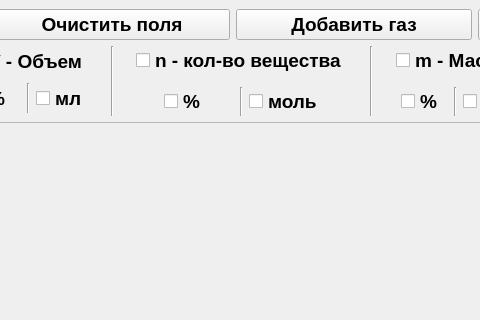
Qt form ui/base_qt_ui/ui_main_window.ui (I-m-good-man/Gas-calculator) before a commit; both pictures show x 257 to 737 and y 0 to 320 of the 980 by 503 pixel window.
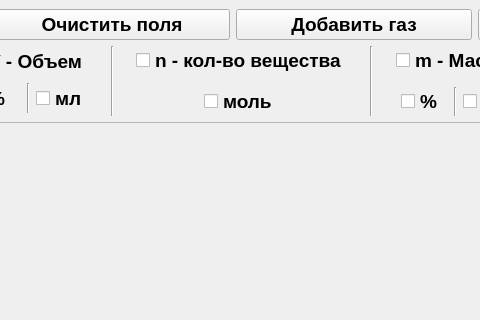
The same form after that commit.

Commit message: Delete percent from amount of substance

What changed in the file:
```diff
--- a/ui/base_qt_ui/ui_main_window.ui
+++ b/ui/base_qt_ui/ui_main_window.ui
@@ -226,27 +226,7 @@
         </item>
         <item>
          <layout class="QHBoxLayout" name="mass_units_choice_4">
-          <item alignment="Qt::AlignHCenter">
-           <widget class="QCheckBox" name="percent_checkbox_3">
-            <property name="maximumSize">
-             <size>
-              <width>16777215</width>
-              <height>30</height>
-             </size>
-            </property>
-            <property name="text">
-             <string>%</string>
-            </property>
-           </widget>
-          </item>
-          <item>
-           <widget class="Line" name="line_6">
-            <property name="orientation">
-             <enum>Qt::Vertical</enum>
-            </property>
-           </widget>
-          </item>
-          <item alignment="Qt::AlignBottom">
+          <item alignment="Qt::AlignHCenter|Qt::AlignBottom">
            <widget class="QCheckBox" name="mole_checkbox">
             <property name="maximumSize">
              <size>
```
The commit also changes 2 other files.
